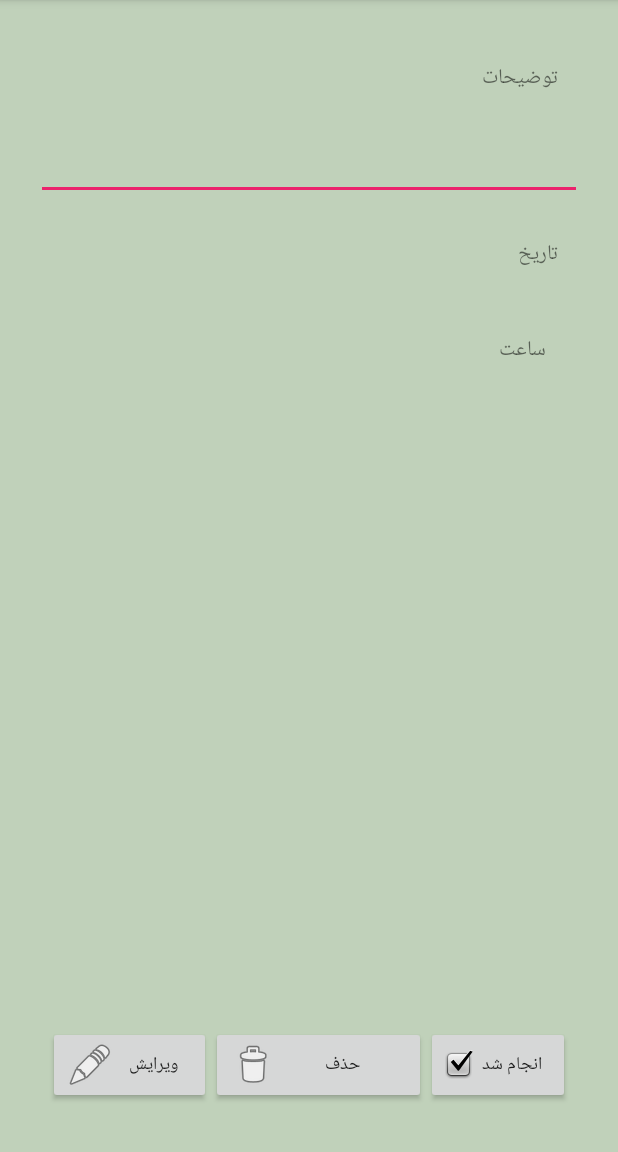
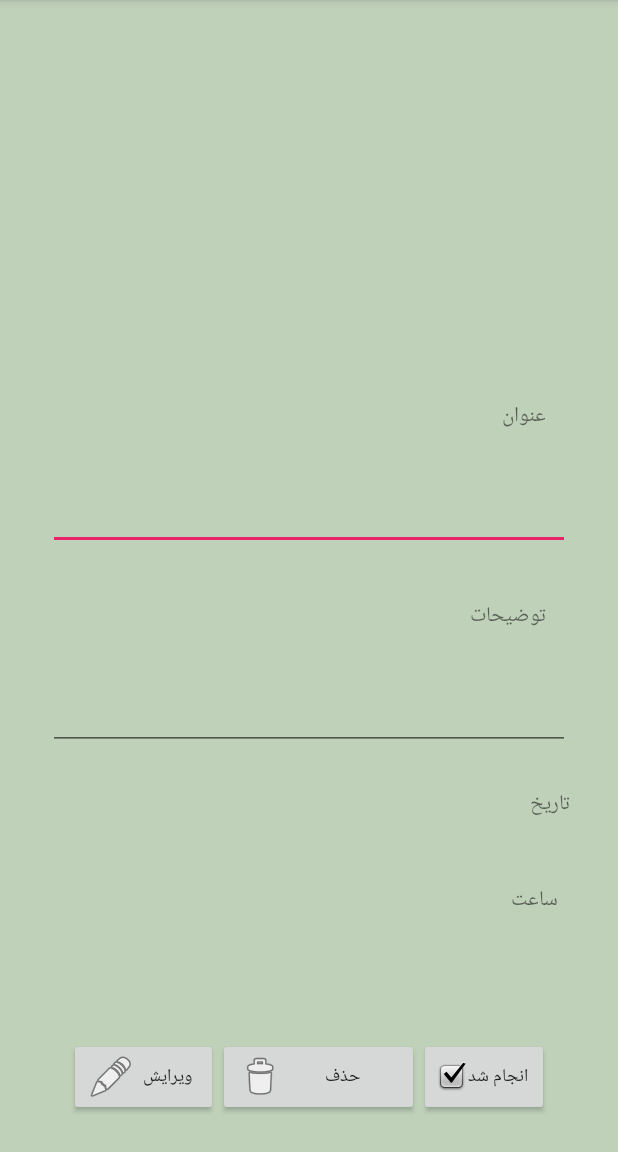
Before and after one commit to mktahmasbi1989/HW7, an Android app: the TaskDetailFragment screen opened directly, with no data from a screen before it, on a phone screen of 412 x 824 dp, the part 84-1236 px from its top. Run offline under Robolectric (Android 15) with nearby library versions, the phone set to English and light mode, and no system bars; 11 statements that could not run were skipped.

Commit message:
set Date In TaskDetailFragment with Dialog

```diff
--- a/app/src/main/java/com/example/mohamdkazem/advancetodolist/ShowTAskDetailDialog.java
+++ b/app/src/main/java/com/example/mohamdkazem/advancetodolist/ShowTAskDetailDialog.java
@@ -70,8 +70,6 @@ public class ShowTAskDetailDialog extends DialogFragment {
                 Intent intent=TaskDetailActivity.newIntent(getActivity(),mTask);
 //                startActivity(intent);
                 startActivityForResult(intent,REQ_DETAIL);
-
-
             }
         });
 
--- a/app/src/main/java/com/example/mohamdkazem/advancetodolist/TaskDetailFragment.java
+++ b/app/src/main/java/com/example/mohamdkazem/advancetodolist/TaskDetailFragment.java
@@ -16,6 +16,9 @@ import android.view.ViewGroup;
 import android.widget.Button;
 import android.widget.EditText;
 import android.widget.TextView;
+import android.widget.Toast;
+
+import com.example.mohamdkazem.advancetodolist.Model.DatePickerDialog;
 import com.example.mohamdkazem.advancetodolist.Model.Task;
 import com.example.mohamdkazem.advancetodolist.Model.TasksRepository;
 
@@ -30,10 +33,12 @@ import java.util.UUID;
 public class TaskDetailFragment extends Fragment {
 
     private static final String ARG_JOB_ID = "jobId";
+    private static final String DATE_DIALOG ="date dialog" ;
+    private static final int REQ_COD_DATE = 11;
 
     private Button mBtnEdite,mBtnDelete,mBtnDone;
     private TextView mTextViewDate,mTextViewTime;
-    private EditText mTextViewDescribtion;
+    private EditText mTextViewDescribtion,mTextTextViewTitle;
     private Task mTask;
 
 
@@ -66,12 +71,10 @@ public class TaskDetailFragment extends Fragment {
         // Inflate the layout for this fragment
         View view= inflater.inflate(R.layout.fragment_task_detail, container, false);
         init(view);
-
+        mTextTextViewTitle.setText(mTask.getTitle());
         mTextViewDescribtion.setText(mTask.getDetail());
         Date date= mTask.getDate();
-        @SuppressLint("SimpleDateFormat") SimpleDateFormat simpleDateFormat=new SimpleDateFormat("yyyy-MM-dd");
-        String formatDate=simpleDateFormat.format(date);
-        mTextViewDate.setText(formatDate);
+        setDateInTextView(date);
 
         @SuppressLint("SimpleDateFormat") SimpleDateFormat simpleDateFormat1=new SimpleDateFormat( "h:mm a");
         String formatTime=simpleDateFormat1.format(date);
@@ -80,6 +83,16 @@ public class TaskDetailFragment extends Fragment {
         if (mTask.isDone()){
             mBtnDone.setEnabled(false);
         }
+
+//        show DatePicker Dialog To set Date
+        mTextViewDate.setOnClickListener(new View.OnClickListener() {
+            @Override
+            public void onClick(View v) {
+                DatePickerDialog datePickerDialog=DatePickerDialog.newInstance(mTask.getDate());
+                datePickerDialog.setTargetFragment(TaskDetailFragment.this,REQ_COD_DATE);
+                datePickerDialog.show(getFragmentManager(),DATE_DIALOG);
+            }
+        });
 
         mBtnDelete.setOnClickListener(new View.OnClickListener() {
             @Override
@@ -122,6 +135,7 @@ public class TaskDetailFragment extends Fragment {
 //                mTask.setDetail(mTextViewDescribtion.getText().toString());
 //                TasksRepository.getInstance(getActivity()).upDateTask(mTask,mTask.getId());
 //                updateFragments();
+                mTask.setTitle(mTextTextViewTitle.getText().toString());
                 mTask.setDetail(mTextViewDescribtion.getText().toString());
                 TasksRepository.getInstance(getActivity()).upDate(mTask);
                 Intent intent=new Intent(getActivity(),ToDoListActivity.class);
@@ -148,6 +162,23 @@ public class TaskDetailFragment extends Fragment {
         mTextViewDescribtion=view.findViewById(R.id.textView_description);
         mTextViewDate=view.findViewById(R.id.textView_date);
         mTextViewTime=view.findViewById(R.id.textView_time);
+        mTextTextViewTitle=view.findViewById(R.id.textView_title_detail);
     }
 
+    @Override
+    public void onActivityResult(int requestCode, int resultCode, Intent data) {
+        if (requestCode==REQ_COD_DATE){
+            Date date= (Date) data.getSerializableExtra(DatePickerDialog.EXTRA_DATE);
+            mTask.setDate(date);
+            setDateInTextView(date);
+            TasksRepository.getInstance(getActivity()).upDate(mTask);
+        }
+
+    }
+
+    private void setDateInTextView(Date date) {
+        SimpleDateFormat simpleDateFormat=new SimpleDateFormat("yyyy-MM-dd");
+        String formatDate=simpleDateFormat.format(date);
+        mTextViewDate.setText(formatDate);
+    }
 }
--- a/app/src/main/res/layout/fragment_task_detail.xml
+++ b/app/src/main/res/layout/fragment_task_detail.xml
@@ -9,32 +9,58 @@
     android:orientation="vertical"
     android:padding="16dp"
     tools:context=".TaskDetailFragment"
-    tools:layout_editor_absoluteY="25dp">
+    tools:layout_editor_absoluteY="81dp">
 
+
+    <EditText
+        android:id="@+id/textView_title_detail"
+        android:layout_width="match_parent"
+        android:layout_height="wrap_content"
+        android:layout_marginStart="16dp"
+        android:layout_marginEnd="16dp"
+        android:layout_marginBottom="16dp"
+        app:layout_constraintBottom_toTopOf="@+id/textView7"
+        app:layout_constraintEnd_toEndOf="parent"
+        app:layout_constraintStart_toStartOf="parent"
+        tools:text="description" />
+
+    <TextView
+        android:id="@+id/textView4"
+        android:layout_width="match_parent"
+        android:layout_height="wrap_content"
+        android:layout_marginStart="16dp"
+        android:layout_marginEnd="16dp"
+        android:layout_marginBottom="16dp"
+        android:padding="16dp"
+        android:text="عنوان"
+        app:layout_constraintBottom_toTopOf="@+id/textView_title_detail"
+        app:layout_constraintEnd_toEndOf="parent"
+        app:layout_constraintHorizontal_bias="1.0"
+        app:layout_constraintStart_toStartOf="parent" />
 
     <TextView
         android:id="@+id/textView7"
         android:layout_width="match_parent"
         android:layout_height="wrap_content"
-        android:layout_marginEnd="8dp"
-        android:layout_marginStart="8dp"
-        android:layout_marginTop="8dp"
+        android:layout_marginStart="16dp"
+        android:layout_marginEnd="16dp"
+        android:layout_marginBottom="16dp"
         android:padding="16dp"
         android:text="توضیحات"
+        app:layout_constraintBottom_toTopOf="@+id/textView_description"
         app:layout_constraintEnd_toEndOf="parent"
-        app:layout_constraintStart_toStartOf="parent"
-        app:layout_constraintTop_toTopOf="parent" />
+        app:layout_constraintStart_toStartOf="parent" />
 
     <EditText
         android:id="@+id/textView_description"
         android:layout_width="match_parent"
         android:layout_height="wrap_content"
-        android:layout_marginEnd="8dp"
-        android:layout_marginStart="8dp"
-        android:layout_marginTop="8dp"
+        android:layout_marginStart="16dp"
+        android:layout_marginEnd="16dp"
+        android:layout_marginBottom="16dp"
+        app:layout_constraintBottom_toTopOf="@+id/linearLayout"
         app:layout_constraintEnd_toEndOf="parent"
         app:layout_constraintStart_toStartOf="parent"
-        app:layout_constraintTop_toBottomOf="@+id/textView7"
         tools:text="description" />
 
 
@@ -42,15 +68,14 @@
         android:id="@+id/linearLayout"
         android:layout_width="match_parent"
         android:layout_height="wrap_content"
-        android:layout_margin="16dp"
+        android:layout_marginStart="8dp"
         android:layout_marginEnd="8dp"
-        android:layout_marginStart="8dp"
+        android:layout_marginBottom="16dp"
         android:orientation="horizontal"
         android:padding="8dp"
+        app:layout_constraintBottom_toTopOf="@+id/linearLayout6"
         app:layout_constraintEnd_toEndOf="parent"
-        app:layout_constraintHorizontal_bias="1.0"
-        app:layout_constraintStart_toStartOf="parent"
-        app:layout_constraintTop_toBottomOf="@+id/textView_description">
+        app:layout_constraintStart_toStartOf="parent">
 
         <TextView
             android:id="@+id/textView_date"
@@ -69,17 +94,17 @@
     </LinearLayout>
 
     <LinearLayout
+        android:id="@+id/linearLayout6"
         android:layout_width="match_parent"
         android:layout_height="wrap_content"
-        android:layout_margin="16dp"
+        android:layout_marginStart="8dp"
         android:layout_marginEnd="8dp"
-        android:layout_marginStart="8dp"
-        android:layout_marginTop="8dp"
+        android:layout_marginBottom="64dp"
         android:orientation="horizontal"
         android:padding="16dp"
+        app:layout_constraintBottom_toTopOf="@+id/linearLayout5"
         app:layout_constraintEnd_toEndOf="parent"
-        app:layout_constraintStart_toStartOf="parent"
-        app:layout_constraintTop_toBottomOf="@+id/linearLayout">
+        app:layout_constraintStart_toStartOf="parent">
 
         <TextView
             android:id="@+id/textView_time"
@@ -99,12 +124,12 @@
     </LinearLayout>
 
     <LinearLayout
-        android:layout_width="0dp"
+        android:id="@+id/linearLayout5"
+        android:layout_width="320dp"
         android:layout_height="wrap_content"
-        android:layout_margin="16dp"
+        android:layout_marginStart="8dp"
+        android:layout_marginEnd="8dp"
         android:layout_marginBottom="8dp"
-        android:layout_marginEnd="8dp"
-        android:layout_marginStart="8dp"
         android:orientation="horizontal"
         app:layout_constraintBottom_toBottomOf="parent"
         app:layout_constraintEnd_toEndOf="parent"
```
